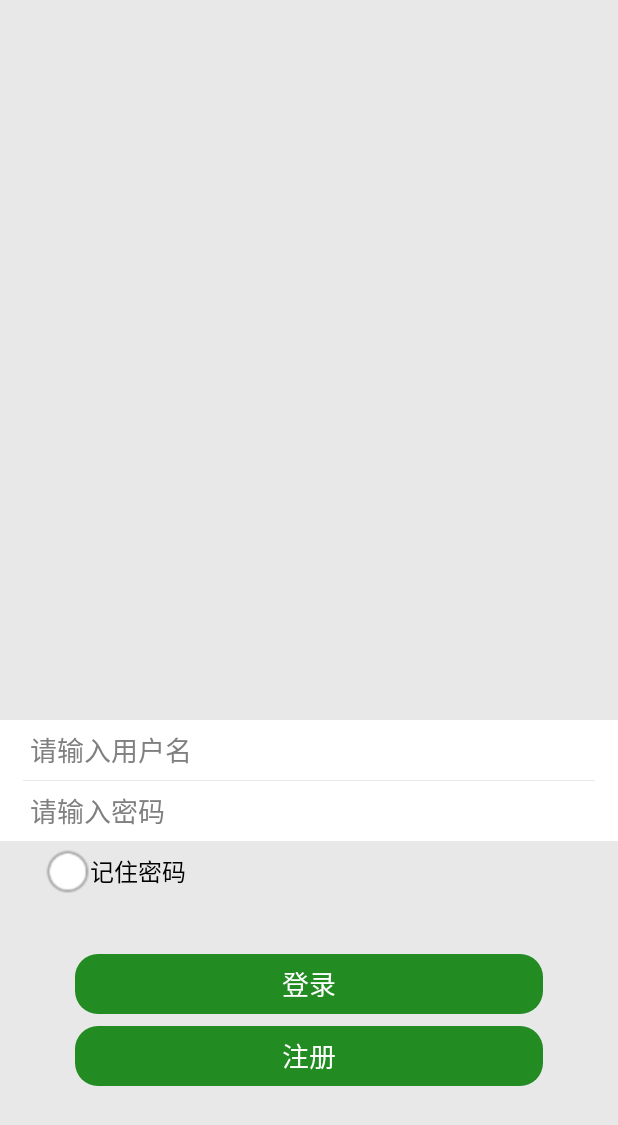
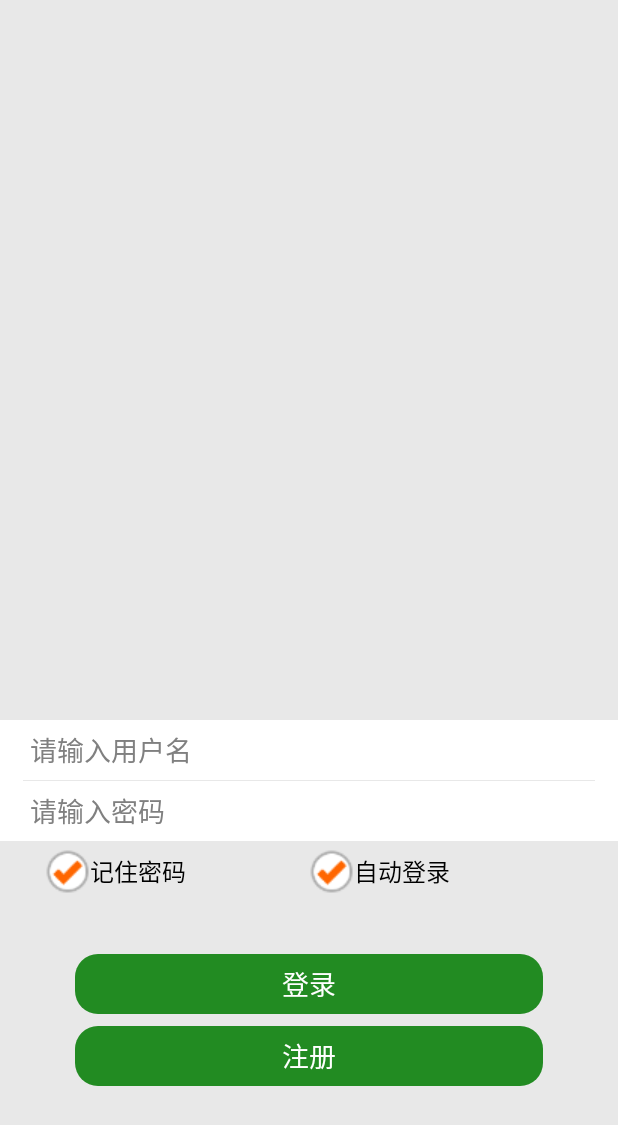
Before and after one commit to starraiser/Ye, an Android app: the screen it shows after launch (Login), after a tap on "登录", on a phone screen of 412 x 824 dp. Shown: the top 1125 px of the screen. Run offline under Robolectric (Android 15) with nearby library versions, the phone set to English and light mode, and no system bars; libraries missing offline, so code that uses them is left out: com.tandong.sa; 2 statements that could not run were skipped; 1 other tap on this screen came first.

Commit message:
添加自动登录功能

```diff
--- a/app/src/main/java/com/example/administrator/sqlite/Login.java
+++ b/app/src/main/java/com/example/administrator/sqlite/Login.java
@@ -38,6 +38,7 @@ public class Login extends Activity {
     private CheckBox rememberPass;
     private ProgressBar progressBar;
     private RelativeLayout relativeLayout;
+    private CheckBox autoLogin;
 
     private int runningFlag=0;
     private int mProgressStatus=0;
@@ -66,6 +67,7 @@ public class Login extends Activity {
         rememberPass = (CheckBox)findViewById(R.id.rememberPass);
         progressBar = (ProgressBar)findViewById(R.id.progressBar);
         relativeLayout = (RelativeLayout)findViewById(R.id.loginRelative);
+        autoLogin = (CheckBox)findViewById(R.id.autoLogin);
 
 
         BitmapFactory.Options options = new BitmapFactory.Options();  // 添加圆形头像
@@ -78,6 +80,7 @@ public class Login extends Activity {
 
         relativeLayout.setVisibility(View.INVISIBLE);
         //progressBar.setVisibility(View.INVISIBLE);
+
         String cacheName = database.getCacheName();
         username.setText(cacheName);
 
@@ -86,7 +89,6 @@ public class Login extends Activity {
             public void handleMessage(Message msg){
                 if(msg.what==0x111){
                     runningFlag = 1;
-                    System.out.println(isInterrupted);
                     //relativeLayout.setVisibility(View.VISIBLE);
                     //progressBar.setVisibility(View.VISIBLE);
                 }else{
@@ -99,10 +101,14 @@ public class Login extends Activity {
                             editor.putInt("userId", database.getIdByName(name));
                             editor.commit();
 
+                            int auto=0;
+                            if(autoLogin.isChecked()){
+                                auto=1;
+                            }
                             if (rememberPass.isChecked()) {
-                                database.addCache(name, pass, 1);  // 修改缓存的用户名
+                                database.addCache(name, pass, 1,auto);  // 修改缓存的用户名
                             } else {
-                                database.addCache(name, pass, 0);
+                                database.addCache(name, pass, 0,auto);
                             }
 
                             Intent intentToMain = new Intent();
@@ -131,7 +137,7 @@ public class Login extends Activity {
             public boolean onEditorAction(TextView v, int actionId, KeyEvent event) {
                 if (actionId == EditorInfo.IME_ACTION_DONE ||
                         (event != null && event.getKeyCode() == KeyEvent.KEYCODE_ENTER)) {
-                    login.performClick();
+                    System.out.println(login.performClick());
                     return true;
                 }
                 return false;
@@ -140,6 +146,7 @@ public class Login extends Activity {
         login.setOnClickListener(new OnClickListener() {
             @Override
             public void onClick(View v) {
+                System.out.println("perform");
                 isInterrupted = false;
                 mProgressStatus = 0;
                 if (0 == username.getText().length()) {  // 判断用户名是否为空
@@ -154,7 +161,7 @@ public class Login extends Activity {
                     toast.show();
                 } else {
                     relativeLayout.setVisibility(View.VISIBLE);
-                    thread =new Thread(new Runnable() {
+                    thread = new Thread(new Runnable() {
                         @Override
                         public void run() {
                             while (!isInterrupted) {
@@ -183,8 +190,8 @@ public class Login extends Activity {
                         }
                     });
                     thread.start();
-                    }
                 }
+            }
 
         });
 
@@ -196,6 +203,20 @@ public class Login extends Activity {
                 startActivity(intentToReg);
             }
         });
+
+        autoLogin.setOnClickListener(new OnClickListener() {
+            @Override
+            public void onClick(View v) {
+                if(autoLogin.isChecked()) {
+                    rememberPass.setChecked(true);
+                }
+            }
+        });
+
+        if(1 == database.getAuto()){  // 自动登录
+            autoLogin.setChecked(true);
+            login.performClick();
+        }
     }
 
     @Override
@@ -204,7 +225,6 @@ public class Login extends Activity {
             if(1 == runningFlag){
                 relativeLayout.setVisibility(View.INVISIBLE);
                 isInterrupted=true;
-                System.out.println("test"+isInterrupted);
                 //thread.interrupt();
                 runningFlag = 0;
             }
--- a/app/src/main/java/com/example/administrator/sqlite/Register.java
+++ b/app/src/main/java/com/example/administrator/sqlite/Register.java
@@ -51,7 +51,7 @@ public class Register extends Activity {
                             User user = new User(tempName, tempPassword);
 
                             database.addUser(user);  // 向数据库添加新用户
-                            database.addCache(tempName,tempPassword,0);  // 修改缓存的用户名
+                            database.addCache(tempName,tempPassword,0,0);  // 修改缓存的用户名
 
                             SharedPreferences mySharedPreferences =
                                     getSharedPreferences("info", Activity.MODE_PRIVATE);  // 利用SharedPreferences保存当前用户id
--- a/app/src/main/java/com/example/administrator/sqlite/database/DBManager.java
+++ b/app/src/main/java/com/example/administrator/sqlite/database/DBManager.java
@@ -25,16 +25,16 @@ public class DBManager {
         db = helper.getWritableDatabase();
     }
 
-    public void addCache(String name, String password, int flag){  // 添加或更新记住用户名的缓存
+    public void addCache(String name, String password, int flag, int auto){  // 添加或更新记住用户名的缓存
         ContentValues cv = new ContentValues();
         Cursor cursor = db.rawQuery("select _id from CACHE",null);
         if(0 == cursor.getCount()){
-            db.execSQL("insert into CACHE values(null,?,?,?)",
-                    new String[]{name,password,Integer.toString(flag)});
+            db.execSQL("insert into CACHE values(null,?,?,?,?)",
+                    new String[]{name,password,Integer.toString(flag), Integer.toString(auto)});
         }
         else{
-            db.execSQL("update CACHE set userName=? ,password=?,flag=? where _id=1",
-                    new String[]{name,password,Integer.toString(flag)});
+            db.execSQL("update CACHE set userName=? ,password=?,flag=?,auto=? where _id=1",
+                    new String[]{name,password,Integer.toString(flag), Integer.toString(auto)});
         }
     }
 
@@ -69,6 +69,17 @@ public class DBManager {
 
         while(cursor.moveToNext()){
             flag = cursor.getInt(cursor.getColumnIndex("flag"));
+        }
+        return flag;
+    }
+
+    public int getAuto(){
+        int flag = 0;
+        ContentValues cv = new ContentValues();
+        Cursor cursor = db.rawQuery("select auto from CACHE where _id=?",new String[]{Integer.toString(1)});
+
+        while(cursor.moveToNext()){
+            flag = cursor.getInt(cursor.getColumnIndex("auto"));
         }
         return flag;
     }
--- a/app/src/main/java/com/example/administrator/sqlite/database/DBOpenHelper.java
+++ b/app/src/main/java/com/example/administrator/sqlite/database/DBOpenHelper.java
@@ -26,7 +26,7 @@ public class DBOpenHelper extends SQLiteOpenHelper {
                 "USER (_id INTEGER PRIMARY KEY AUTOINCREMENT, userName TEXT, password TEXT);");
 
         db.execSQL("CREATE TABLE IF NOT EXISTS CACHE (_id INTEGER PRIMARY KEY AUTOINCREMENT, " +
-                "userName TEXT, password TEXT, flag INTEGER);");
+                "userName TEXT, password TEXT, flag INTEGER, auto INTEGER);");
     }
 
     @Override
--- a/app/src/main/res/layout/activity_login.xml
+++ b/app/src/main/res/layout/activity_login.xml
@@ -71,9 +71,20 @@
         android:layout_marginRight="30dp">
         <CheckBox
             android:id="@+id/rememberPass"
-            android:layout_width="wrap_content"
+            android:layout_width="match_parent"
             android:layout_height="match_parent"
+            android:layout_weight="1"
             android:text="记住密码"
+            style="@style/custom_checkbox"
+            android:checked="false"/>
+
+        <CheckBox
+            android:id="@+id/autoLogin"
+            android:layout_weight="1"
+            android:layout_width="match_parent"
+            android:layout_height="match_parent"
+            android:layout_gravity="right"
+            android:text="自动登录"
             style="@style/custom_checkbox"
             android:checked="false"/>
     </LinearLayout>
```
